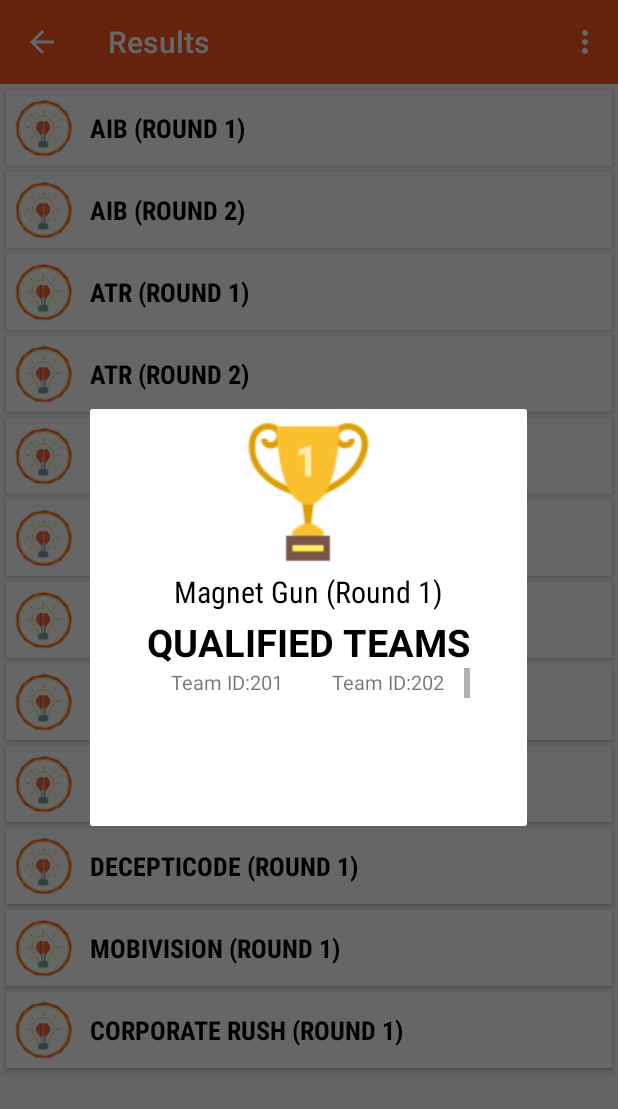
After one commit to anurag-23/TechTatva16, an Android app: the fragment ResultDetailsFragment placed in its activity, on a phone screen of 412 x 824 dp. The commit adds this screen. Shown: the top 1109 px of the screen. Run offline under Robolectric (Android 15) with nearby library versions, the light colour scheme and no system bars.

Commit message:
Added Results Layout

```diff
--- a/app/src/main/java/in/techtatva/techtatva/activities/MainActivity.java
+++ b/app/src/main/java/in/techtatva/techtatva/activities/MainActivity.java
@@ -64,7 +64,7 @@ public class MainActivity extends AppCompatActivity {
 
         switch (item.getItemId()){
             case R.id.instagram:{
-                Intent intent = new Intent (this, InstaFeedActivity.class);
+                Intent intent = new Intent (this,InstaFeedActivity.class);
                 startActivity(intent);
                 break;
             }
--- /dev/null
+++ b/app/src/main/java/in/techtatva/techtatva/activities/ResultActivity.java
@@ -0,0 +1,72 @@
+package in.techtatva.techtatva.activities;
+
+import android.support.v7.app.AppCompatActivity;
+import android.os.Bundle;
+import android.support.v7.widget.LinearLayoutManager;
+import android.support.v7.widget.RecyclerView;
+import android.support.v7.widget.Toolbar;
+import android.view.Menu;
+import android.view.MenuItem;
+
+import java.util.ArrayList;
+import java.util.List;
+
+import android.app.FragmentManager;
+import in.techtatva.techtatva.R;
+import in.techtatva.techtatva.adapters.ResultAdapter;
+import in.techtatva.techtatva.models.ResultModel;
+
+public class ResultActivity extends AppCompatActivity {
+
+    @Override
+    protected void onCreate(Bundle savedInstanceState) {
+        super.onCreate(savedInstanceState);
+        setContentView(R.layout.activity_result);
+
+        Toolbar toolbar = (Toolbar)findViewById(R.id.app_bar);
+        setSupportActionBar(toolbar);
+        getSupportActionBar().setTitle("Results");
+        getSupportActionBar().setDisplayHomeAsUpEnabled(true);
+
+        RecyclerView recyclerView = (RecyclerView)findViewById(R.id.result_recycler_view);
+        ResultAdapter adapter = new ResultAdapter(getSupportFragmentManager(),getResultsList());
+        recyclerView.setAdapter(adapter);
+        recyclerView.setLayoutManager(new LinearLayoutManager(this));
+    }
+
+    @Override
+    public boolean onCreateOptionsMenu(Menu menu) {
+        // Inflate the menu; this adds items to the action bar if it is present.
+        getMenuInflater().inflate(R.menu.menu_result, menu);
+        return true;
+    }
+
+    @Override
+    public boolean onOptionsItemSelected(MenuItem item) {
+        // Handle action bar item clicks here. The action bar will
+        // automatically handle clicks on the Home/Up button, so long
+        // as you specify a parent activity in AndroidManifest.xml.
+        int id = item.getItemId();
+
+        //noinspection SimplifiableIfStatement
+        if (id == R.id.action_settings) {
+            return true;
+        }
+
+        return super.onOptionsItemSelected(item);
+    }
+
+    public List<ResultModel> getResultsList() {
+        int[] text = {R.string.event_01,R.string.event_11, R.string.event_02,R.string.event_12, R.string.event_03,R.string.event_13, R.string.event_04,R.string.event_14, R.string.event_05, R.string.event_06, R.string.event_07, R.string.event_08};
+
+        List<ResultModel> list = new ArrayList<>();
+        for (int i = 0; i < text.length; i++) {
+            ResultModel result = new ResultModel();
+            result.setResultName(text[i]);
+
+            list.add(result);
+        }
+
+        return list;
+    }
+}
--- a/app/src/main/java/in/techtatva/techtatva/adapters/EventCardAdapter.java
+++ b/app/src/main/java/in/techtatva/techtatva/adapters/EventCardAdapter.java
@@ -64,8 +64,8 @@ public class EventCardAdapter extends RecyclerView.Adapter<EventCardAdapter.View
         public ViewHolder(View itemView) {
             super(itemView);
 
-            eventLogo = (ImageView)itemView.findViewById(R.id.event_logo);
-            eventName = (TextView) itemView.findViewById(R.id.event_name);
+            eventLogo = (ImageView)itemView.findViewById(R.id.event_logo_image_view);
+            eventName = (TextView) itemView.findViewById(R.id.event_name_text_view);
             favoriteButton = (ImageButton) itemView.findViewById(R.id.favorite_button);
             favoriteButton.setTag("Deselected");
             linearLayout = (LinearLayout) itemView.findViewById(R.id.description);
--- /dev/null
+++ b/app/src/main/java/in/techtatva/techtatva/adapters/QualifiedTeamsAdapter.java
@@ -0,0 +1,51 @@
+package in.techtatva.techtatva.adapters;
+
+import android.graphics.Rect;
+import android.support.v7.widget.RecyclerView;
+import android.view.LayoutInflater;
+import android.view.View;
+import android.view.ViewGroup;
+import android.widget.TextView;
+
+import java.util.List;
+
+import in.techtatva.techtatva.R;
+import in.techtatva.techtatva.models.ResultModel;
+
+/**
+ * Created by Naman on 6/10/2016.
+ */
+public class QualifiedTeamsAdapter extends RecyclerView.Adapter<QualifiedTeamsAdapter.ViewHolder> {
+
+    private List<Integer> teamIDs;
+
+    public QualifiedTeamsAdapter(List<Integer> teamIDs) {
+        this.teamIDs = teamIDs;
+    }
+
+    @Override
+    public QualifiedTeamsAdapter.ViewHolder onCreateViewHolder(ViewGroup parent, int viewType) {
+        View view= LayoutInflater.from(parent.getContext()).inflate(R.layout.qualified_teams_item, parent, false);
+
+        return new ViewHolder(view);
+    }
+
+    @Override
+    public void onBindViewHolder(QualifiedTeamsAdapter.ViewHolder holder, int position) {
+        int teamID = teamIDs.get(position);
+        holder.qualifiedTeamsTeamID.setText("Team ID:"+teamID);
+    }
+
+    @Override
+    public int getItemCount() {
+        return teamIDs.size();
+    }
+    public class ViewHolder extends RecyclerView.ViewHolder{
+
+        TextView qualifiedTeamsTeamID;
+        public ViewHolder(View itemView) {
+            super(itemView);
+            qualifiedTeamsTeamID=(TextView)itemView.findViewById(R.id.teamID_text_view);
+        }
+    }
+}
--- /dev/null
+++ b/app/src/main/java/in/techtatva/techtatva/adapters/ResultAdapter.java
@@ -0,0 +1,74 @@
+package in.techtatva.techtatva.adapters;
+
+import android.support.v4.app.DialogFragment;
+import android.support.v4.app.FragmentManager;
+import android.support.v7.widget.RecyclerView;
+import android.view.LayoutInflater;
+import android.view.View;
+import android.view.ViewGroup;
+import android.widget.ImageView;
+import android.widget.TextView;
+
+import java.util.List;
+
+import in.techtatva.techtatva.R;
+import in.techtatva.techtatva.fragments.ResultDetailsFragment;
+import in.techtatva.techtatva.models.ResultModel;
+
+/**
+ * Created by Naman on 6/9/2016.
+ */
+public class ResultAdapter extends RecyclerView.Adapter<ResultAdapter.ViewHolder>{
+
+    private List<ResultModel> results;
+    private FragmentManager fm;
+
+    public ResultAdapter( FragmentManager fm, List<ResultModel> results){
+        this.results=results;
+        this.fm=fm;
+    }
+
+    @Override
+    public ResultAdapter.ViewHolder onCreateViewHolder(ViewGroup parent, int viewType) {
+        View view= LayoutInflater.from(parent.getContext()).inflate(R.layout.result_item, parent, false);
+
+        return new ViewHolder(view);
+    }
+
+
+
+    @Override
+    public void onBindViewHolder(ResultAdapter.ViewHolder holder, int position) {
+        ResultModel result = results.get(position);
+        holder.resultName.setText(result.getResultName());
+    }
+
+    @Override
+    public int getItemCount() {
+        return results.size();
+    }
+
+    public class ViewHolder extends RecyclerView.ViewHolder implements View.OnClickListener{
+
+        ImageView resultLogo;
+        TextView resultName;
+
+        public ViewHolder(View itemView) {
+            super(itemView);
+
+            resultLogo=(ImageView)itemView.findViewById(R.id.result_logo_image_view);
+            resultName=(TextView)itemView.findViewById(R.id.result_name_text_view);
+            itemView.setOnClickListener(this);
+        }
+
+
+        @Override
+        public void onClick(View view) {
+            if(view.getId()==itemView.getId()){
+                DialogFragment fragment= ResultDetailsFragment.newInstance();
+                fragment.setStyle( DialogFragment.STYLE_NO_TITLE, 0);
+                fragment.show(fm,"fragment_result_details");
+            }
+        }
+    }
+}
--- /dev/null
+++ b/app/src/main/java/in/techtatva/techtatva/fragments/ResultDetailsFragment.java
@@ -0,0 +1,73 @@
+package in.techtatva.techtatva.fragments;
+
+
+import android.content.Intent;
+import android.support.annotation.Nullable;
+import android.support.v4.app.DialogFragment;
+import android.os.Bundle;
+import android.support.v7.widget.GridLayoutManager;
+import android.support.v7.widget.LinearLayoutManager;
+import android.support.v7.widget.RecyclerView;
+import android.view.LayoutInflater;
+import android.view.View;
+import android.view.ViewGroup;
+import android.view.WindowManager;
+import android.widget.EditText;
+
+import java.util.ArrayList;
+import java.util.List;
+
+import in.techtatva.techtatva.R;
+import in.techtatva.techtatva.adapters.QualifiedTeamsAdapter;
+
+
+public class ResultDetailsFragment extends DialogFragment {
+
+    public ResultDetailsFragment() {
+    }
+
+    public static ResultDetailsFragment newInstance() {
+        ResultDetailsFragment fragment = new ResultDetailsFragment();
+        return fragment;
+    }
+
+    @Override
+    public View onCreateView(LayoutInflater inflater, ViewGroup container,
+                             Bundle savedInstanceState) {
+
+        View view =inflater.inflate(R.layout.fragment_result_details, container,false);
+
+        RecyclerView recyclerView = (RecyclerView) view.findViewById(R.id.qualified_teams_recycler_view);
+        QualifiedTeamsAdapter adapter = new QualifiedTeamsAdapter(getList());
+        recyclerView.setAdapter(adapter);
+        recyclerView.setLayoutManager(new GridLayoutManager(getActivity(),2));
+
+        return view;
+
+
+    }
+
+    @Override
+    public void onViewCreated(View view, @Nullable Bundle savedInstanceState) {
+        super.onViewCreated(view, savedInstanceState);
+
+
+        // Get field from view
+
+    }
+    public List<Integer> getList() {
+        int[] teamIDs = {201,202,203,204,205,206,207,208,209,210};
+
+        List<Integer> list = new ArrayList<>();
+        for (int i = 0; i < teamIDs.length; i++) {
+            int teamID;
+            teamID=teamIDs[i];
+
+            list.add(teamID);
+        }
+
+        return list;
+
+    }
+
+}
--- /dev/null
+++ b/app/src/main/java/in/techtatva/techtatva/models/ResultModel.java
@@ -0,0 +1,48 @@
+package in.techtatva.techtatva.models;
+
+/**
+ * Created by Naman on 6/9/2016.
+ */
+public class ResultModel {
+
+    private int resultName;
+    private int winnerTeamID;
+    private int qualifiedTeam1ID;
+    private int qualifiedTeam2ID;
+
+    public ResultModel(){
+
+    }
+
+    public int getResultName() {
+        return resultName;
+    }
+
+    public void setResultName(int resultName) {
+        this.resultName = resultName;
+    }
+
+    public int getWinnerTeamID() {
+        return winnerTeamID;
+    }
+
+    public void setWinnerTeamID(int winnerTeamID) {
+        this.winnerTeamID = winnerTeamID;
+    }
+
+    public int getQualifiedTeam1ID() {
+        return qualifiedTeam1ID;
+    }
+
+    public void setQualifiedTeam1ID(int qualifiedTeam1ID) {
+        this.qualifiedTeam1ID = qualifiedTeam1ID;
+    }
+
+    public int getQualifiedTeam2ID() {
+        return qualifiedTeam2ID;
+    }
+
+    public void setQualifiedTeam2ID(int qualifiedTeam2ID) {
+        this.qualifiedTeam2ID = qualifiedTeam2ID;
+    }
+}
--- a/app/src/main/res/layout/activity_insta_feed.xml
+++ b/app/src/main/res/layout/activity_insta_feed.xml
@@ -7,7 +7,9 @@
     tools:context=".activities.InstaFeedActivity"
     android:background="@color/grey_bg">
 
+
     <include layout="@layout/app_bar" />
+
 
     <android.support.v7.widget.RecyclerView
         android:id="@+id/insta_feed_recycler_view"
--- /dev/null
+++ b/app/src/main/res/layout/activity_result.xml
@@ -0,0 +1,22 @@
+<RelativeLayout xmlns:android="http://schemas.android.com/apk/res/android"
+    xmlns:tools="http://schemas.android.com/tools" android:layout_width="match_parent"
+    android:layout_height="match_parent"
+    tools:context="in.techtatva.techtatva.activities.ResultActivity">
+
+
+    <LinearLayout
+        android:layout_width="match_parent"
+        android:layout_height="match_parent"
+        android:orientation="vertical" >
+
+        <include layout="@layout/app_bar" />
+
+        <android.support.v7.widget.RecyclerView
+            android:id="@+id/result_recycler_view"
+            android:layout_width="match_parent"
+            android:layout_height="match_parent"
+            android:scrollbars="vertical"/>
+    </LinearLayout>
+
+
+</RelativeLayout>
--- a/app/src/main/res/layout/event_item.xml
+++ b/app/src/main/res/layout/event_item.xml
@@ -22,7 +22,7 @@
         android:background="@drawable/on_select_bg">
 
         <ImageView
-            android:id="@+id/event_logo"
+            android:id="@+id/event_logo_image_view"
             android:layout_width="@dimen/std_icon_size"
             android:layout_height="@dimen/std_icon_size"
             android:layout_marginTop="5dp"
@@ -31,11 +31,11 @@
             android:src="@drawable/acumen" />
 
         <TextView
-            android:id="@+id/event_name"
+            android:id="@+id/event_name_text_view"
             android:layout_width="wrap_content"
             android:layout_height="40dp"
             android:layout_margin="5dp"
-            android:layout_toRightOf="@+id/event_logo"
+            android:layout_toRightOf="@+id/event_logo_image_view"
             android:fontFamily="sans-serif-condensed"
             android:gravity="start|center_vertical"
             android:textAllCaps="true"
@@ -63,10 +63,6 @@
             android:layout_height="wrap_content"
             android:orientation="vertical"
             android:visibility="gone">
-            <View
-                android:layout_width="match_parent"
-                android:layout_height="0.5dp"
-                android:background="@android:color/black"/>
 
             <View
                 android:layout_width="match_parent"
@@ -77,9 +73,9 @@
                android:id="@+id/event_tab_layout"
                android:layout_width="match_parent"
                android:layout_height="wrap_content"
+               app:tabGravity="fill"
                style="@style/EventsTabLayout"
                app:tabMode="fixed"
-               app:tabBackground="@drawable/tab_color_selector"
                android:background="@color/white" />
 
             <in.techtatva.techtatva.adapters.EventFragmentCustomPager
--- a/app/src/main/res/layout/fragment_event_details.xml
+++ b/app/src/main/res/layout/fragment_event_details.xml
@@ -6,7 +6,7 @@
     android:background="@color/white"
     >
     <TextView
-        android:id="@+id/event_location"
+        android:id="@+id/event_location_text_view"
         android:layout_width="match_parent"
         android:layout_height="wrap_content"
         android:layout_marginBottom="5dp"
@@ -23,10 +23,10 @@
         android:textSize="15sp"/>
 
     <TextView
-        android:id="@+id/event_time"
+        android:id="@+id/event_time_text_view"
         android:layout_width="match_parent"
         android:layout_height="wrap_content"
-        android:layout_below="@+id/event_location"
+        android:layout_below="@+id/event_location_text_view"
         android:layout_marginBottom="5dp"
         android:layout_marginLeft="10dp"
         android:layout_marginRight="10dp"
@@ -40,10 +40,10 @@
         android:text="Timings"
         android:textSize="15sp"/>
     <TextView
-        android:id="@+id/event_date"
+        android:id="@+id/event_date_text_view"
         android:layout_width="match_parent"
         android:layout_height="wrap_content"
-        android:layout_below="@+id/event_time"
+        android:layout_below="@+id/event_time_text_view"
         android:layout_marginBottom="5dp"
         android:layout_marginLeft="10dp"
         android:layout_marginRight="10dp"
@@ -58,10 +58,10 @@
         android:textSize="15sp"/>
 
     <TextView
-        android:id="@+id/event_participants"
+        android:id="@+id/event_participants_text_view"
         android:layout_width="match_parent"
         android:layout_height="wrap_content"
-        android:layout_below="@id/event_date"
+        android:layout_below="@id/event_date_text_view"
         android:layout_marginBottom="5dp"
         android:layout_marginLeft="10dp"
         android:layout_marginRight="10dp"
@@ -75,10 +75,10 @@
         android:textSize="15sp"/>
 
     <TextView
-        android:id="@+id/event_contact"
+        android:id="@+id/event_contact_text_view"
         android:layout_width="match_parent"
         android:layout_height="wrap_content"
-        android:layout_below="@+id/event_participants"
+        android:layout_below="@+id/event_participants_text_view"
         android:layout_marginBottom="10dp"
         android:layout_marginLeft="10dp"
         android:layout_marginRight="10dp"
--- /dev/null
+++ b/app/src/main/res/layout/fragment_result_details.xml
@@ -0,0 +1,97 @@
+<?xml version="1.0" encoding="utf-8"?>
+<RelativeLayout xmlns:android="http://schemas.android.com/apk/res/android"
+    android:layout_width="match_parent"
+    android:layout_height="match_parent"
+    android:orientation="vertical"
+    android:background="@color/white">
+    <LinearLayout
+        android:layout_width="wrap_content"
+        android:layout_height="wrap_content"
+        android:orientation="vertical"
+        android:paddingLeft="38dp"
+        android:paddingRight="38dp"
+        android:paddingBottom="5dp"
+        android:paddingTop="5dp"
+        android:layout_centerInParent="true">
+
+        <ImageView
+            android:layout_width="100dp"
+            android:layout_height="100dp"
+            android:src="@drawable/trophy"
+            android:layout_gravity="center_horizontal" />
+        <TextView
+            android:id="@+id/result_name_text_view"
+            android:layout_width="wrap_content"
+            android:layout_height="30dp"
+            android:layout_margin="1dp"
+            android:fontFamily="sans-serif-condensed"
+            android:gravity="start|center_vertical"
+            android:text="Magnet Gun (Round 1)"
+            android:textColor="@color/black"
+            android:textSize="20sp"
+            android:layout_gravity="center_horizontal"/>
+        <LinearLayout
+            android:layout_width="wrap_content"
+            android:layout_height="wrap_content"
+            android:id="@+id/winner_result_container"
+            android:orientation="vertical"
+            android:visibility="gone">
+
+            <TextView
+                android:layout_width="wrap_content"
+                android:layout_height="wrap_content"
+                android:text="Winners"
+                android:textAllCaps="true"
+                android:textSize="25sp"
+                android:textColor="@color/black"
+                android:textStyle="bold"
+                android:layout_gravity="center_horizontal"
+                />
+            <TextView
+                android:id="@+id/result_teamID_winner_text_view"
+                android:layout_width="wrap_content"
+                android:layout_height="wrap_content"
+                android:fontFamily="sans-serif-condensed"
+                android:text="Team ID:2020"
+                android:textColor="@color/black"
+                android:textSize="13sp"
+                android:layout_gravity="center_horizontal"/>
+
+        </LinearLayout>
+
+        <LinearLayout
+            android:layout_width="wrap_content"
+            android:layout_height="wrap_content"
+            android:id="@+id/qualified_result_container"
+            android:orientation="vertical"
+            android:layout_gravity="center_horizontal"
+            >
+
+            <TextView
+                android:layout_width="wrap_content"
+                android:layout_height="wrap_content"
+                android:text="Qualified Teams"
+                android:textAllCaps="true"
+                android:textSize="25sp"
+                android:textColor="@color/black"
+                android:textStyle="bold"
+                android:layout_gravity="center_horizontal"
+                />
+            <android.support.v7.widget.RecyclerView
+                android:id="@+id/qualified_teams_recycler_view"
+                android:layout_width="match_parent"
+                android:layout_height="100dp"
+
+                android:scrollbars="vertical"/>
+
+        </LinearLayout>
+
+
+
+
+    </LinearLayout>
+
+
+
+
+</RelativeLayout>
--- /dev/null
+++ b/app/src/main/res/layout/qualified_teams_item.xml
@@ -0,0 +1,13 @@
+<?xml version="1.0" encoding="utf-8"?>
+<LinearLayout xmlns:android="http://schemas.android.com/apk/res/android"
+    android:orientation="vertical" android:layout_width="match_parent"
+    android:layout_height="match_parent">
+    <TextView
+        android:layout_width="wrap_content"
+        android:layout_height="wrap_content"
+        android:textSize="13sp"
+        android:layout_gravity="center_horizontal"
+        android:id="@+id/teamID_text_view"
+        />
+
+</LinearLayout>
--- /dev/null
+++ b/app/src/main/res/layout/result_item.xml
@@ -0,0 +1,46 @@
+<?xml version="1.0" encoding="utf-8"?>
+<android.support.v7.widget.CardView xmlns:android="http://schemas.android.com/apk/res/android"
+    xmlns:app="http://schemas.android.com/apk/res-auto"
+    android:id="@+id/event_card"
+    android:layout_width="match_parent"
+    android:layout_height="wrap_content"
+    android:layout_centerHorizontal="true"
+    app:cardElevation="2dp"
+    android:layout_marginLeft="4dp"
+    android:layout_marginRight="4dp"
+    android:layout_marginTop="4dp"
+    android:background="@color/white">
+
+    <LinearLayout
+        android:layout_width="match_parent"
+        android:layout_height="wrap_content"
+        android:orientation="horizontal"
+        android:background="@color/white">
+
+
+        <ImageView
+            android:id="@+id/result_logo_image_view"
+            android:layout_width="@dimen/std_icon_size"
+            android:layout_height="@dimen/std_icon_size"
+            android:layout_margin="5dp"
+            android:src="@drawable/acumen" />
+
+        <TextView
+            android:id="@+id/result_name_text_view"
+            android:layout_width="wrap_content"
+            android:layout_height="40dp"
+            android:layout_margin="5dp"
+            android:fontFamily="sans-serif-condensed"
+            android:gravity="start|center_vertical"
+            android:text="Result Name"
+            android:textAllCaps="true"
+            android:textStyle="bold"
+            android:textColor="@color/black"
+            android:textSize="17sp" />
+
+
+
+    </LinearLayout>
+
+
+</android.support.v7.widget.CardView>
--- /dev/null
+++ b/app/src/main/res/menu/menu_result.xml
@@ -0,0 +1,7 @@
+<menu xmlns:android="http://schemas.android.com/apk/res/android"
+    xmlns:app="http://schemas.android.com/apk/res-auto"
+    xmlns:tools="http://schemas.android.com/tools"
+    tools:context="in.techtatva.techtatva.activities.ResultActivity">
+    <item android:id="@+id/action_settings" android:title="@string/action_settings"
+        android:orderInCategory="100" app:showAsAction="never" />
+</menu>
--- a/app/src/main/res/values/strings.xml
+++ b/app/src/main/res/values/strings.xml
@@ -29,8 +29,19 @@
     <string name="event_07">Mobivision (Round 1)</string>
     <string name="event_08">Corporate Rush (Round 1)</string>
 
+    <string name="event_11">AIB (Round 2)</string>
+    <string name="event_12">ATR (Round 2)</string>
+    <string name="event_13">Industrialize (Round 2)</string>
+    <string name="event_14">Buzzinga (Round 2)</string>
+    <string name="event_15">Conkreation (Round 2)</string>
+    <string name="event_16">Decepticode (Round 2)</string>
+    <string name="event_17">Mobivision (Round 2)</string>
+    <string name="event_18">Corporate Rush (Round 2)</string>
+
+
     <string name="hello_blank_fragment">Hello blank fragment</string>
     <string name="title_activity_insta_feed">InstaFeedActivity</string>
 
     <string name="hello_world">Hello world!</string>
+    <string name="title_activity_result">Results</string>
 </resources>
--- a/app/src/main/res/values/styles.xml
+++ b/app/src/main/res/values/styles.xml
@@ -33,13 +33,13 @@
         <item name="tabIndicatorColor">@color/color_primary</item>
         <item name="tabTextAppearance">@style/EventsTabTextAppearance</item>
         <item name="tabSelectedTextColor">@color/color_primary</item>
+
     </style>
 
     <style name="EventsTabTextAppearance" parent="TextAppearance.Design.Tab">
-        <item name="android:textSize">19sp</item>
+        <item name="android:textSize">16sp</item>
+        <item name="android:textStyle">bold</item>
         <item name="android:fontFamily">sans-serif-condensed</item>
-        <item name="textAllCaps">false</item>
-        <item name="android:textAllCaps">false</item>
-        <item name="android:textColor">@color/black</item>
+        <item name="textAllCaps">true</item>
     </style>
 </resources>
```
Also changed, not shown: app/src/main/AndroidManifest.xml (+8 -2 lines), app/src/main/res/drawable/trophy.png (added). Lines whose indentation alone changed are shown as unchanged.
